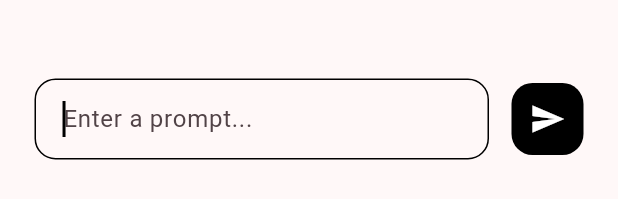
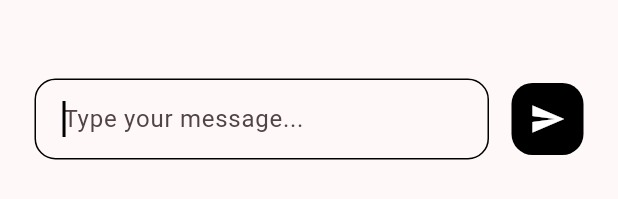
Before and after one commit to ksahil22/G7_Medication_Adherence, a Flutter app: the ChatWidget widget shown alone on an empty page, opened directly, on a phone screen of 412 x 824 dp. Shown: the part 1027-1226 px from the top of the screen. Run offline on Flutter 3.47's test engine with Material 3 defaults, Android fonts, the phone set to English and light mode, and no system bars; our stand-ins replace firebase_auth, firebase_core, flutter_markdown, flutter_svg, google_generative_ai; accounts and stored records are empty; network calls fail.

Commit message:
Fixed failing test

```diff
--- a/lib/screens/chat_screen.dart
+++ b/lib/screens/chat_screen.dart
@@ -70,7 +70,7 @@ class _ChatWidgetState extends State<ChatWidget> {
   Widget build(BuildContext context) {
     const textFieldDecoration = InputDecoration(
       contentPadding: EdgeInsets.all(15),
-      hintText: 'Enter a prompt...',
+      hintText: 'Type your message...',
       border: OutlineInputBorder(
         borderRadius: BorderRadius.all(
           Radius.circular(14),
```
